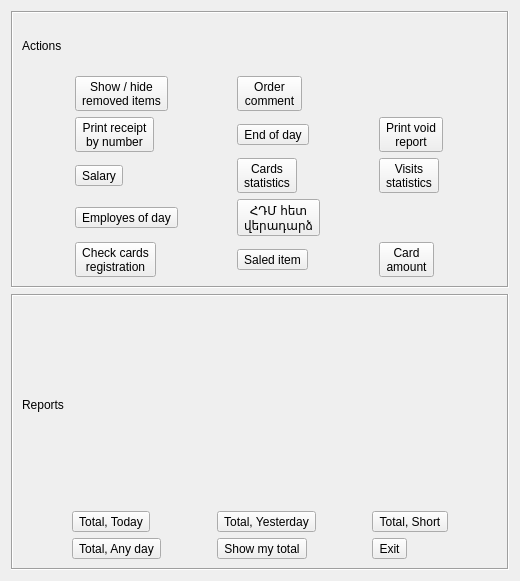
This is Restaurant2/rtools.ui in End1-1/Resort-2 as Qt 5 draws it before an edit. The edited form follows.
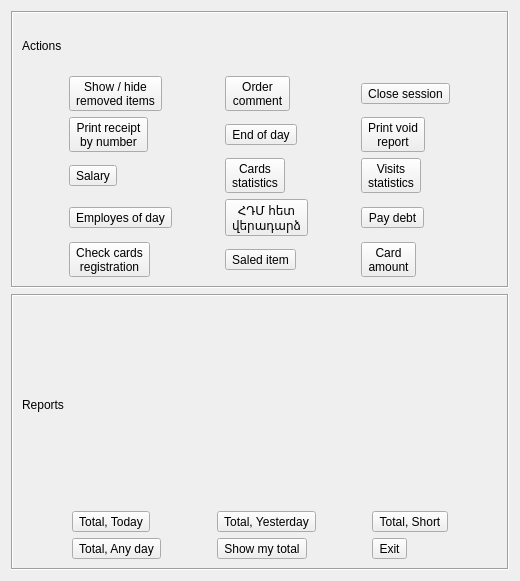
This is the edited form. Icons and pictures are not drawn.

```diff
--- a/Restaurant2/rtools.ui
+++ b/Restaurant2/rtools.ui
@@ -223,6 +223,34 @@
           </property>
          </widget>
         </item>
+        <item row="0" column="2">
+         <widget class="QToolButton" name="btnCloseSession">
+          <property name="text">
+           <string>Close session</string>
+          </property>
+          <property name="icon">
+           <iconset resource="res.qrc">
+            <normaloff>:/images/money_calculator.png</normaloff>:/images/money_calculator.png</iconset>
+          </property>
+          <property name="toolButtonStyle">
+           <enum>Qt::ToolButtonStyle::ToolButtonTextUnderIcon</enum>
+          </property>
+         </widget>
+        </item>
+        <item row="3" column="2">
+         <widget class="QToolButton" name="btnPayDebt">
+          <property name="text">
+           <string>Pay debt</string>
+          </property>
+          <property name="icon">
+           <iconset resource="res.qrc">
+            <normaloff>:/images/cash.png</normaloff>:/images/cash.png</iconset>
+          </property>
+          <property name="toolButtonStyle">
+           <enum>Qt::ToolButtonStyle::ToolButtonTextUnderIcon</enum>
+          </property>
+         </widget>
+        </item>
        </layout>
       </item>
      </layout>
```
